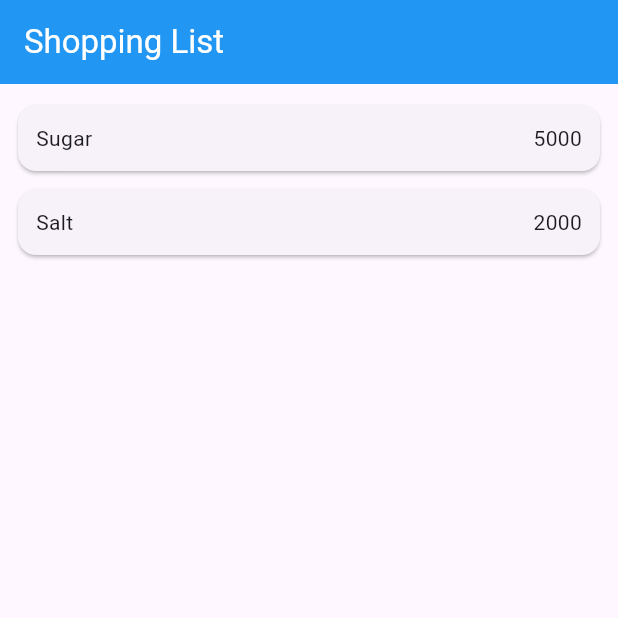
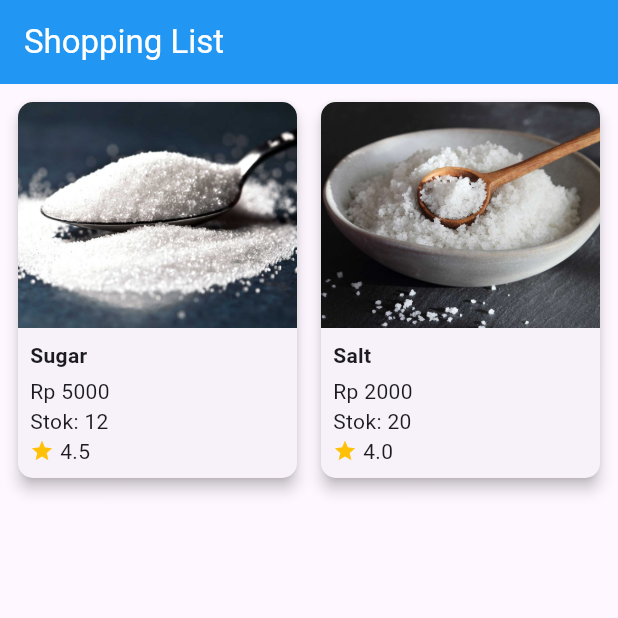
Before and after one commit to hapsariputri14/pemograman-mobile, a Flutter app: the screen it shows after launch, on a phone screen of 412 x 824 dp, the top half of it. Run offline on Flutter 3.47's test engine with Material 3 defaults, Android fonts, the light colour scheme and no system bars.

Commit message:
Menambah atribut foto produk, stok, rating dan mengubah ListView ke GridView

```diff
--- a/belanja/lib/models/item.dart
+++ b/belanja/lib/models/item.dart
@@ -1,7 +1,16 @@
 class Item {
   String name;
   int price;
+  String image;
+  int stock;
+  double rating;
 
   // Constructor dengan named parameter
-  Item({required this.name, required this.price});
+  Item({
+    required this.name,
+    required this.price,
+    required this.image,
+    required this.stock,
+    required this.rating,
+  });
 }
--- a/belanja/lib/pages/home_page.dart
+++ b/belanja/lib/pages/home_page.dart
@@ -6,8 +6,20 @@ class HomePage extends StatelessWidget {
 
   // List data Item
   final List<Item> items = [
-    Item(name: 'Sugar', price: 5000),
-    Item(name: 'Salt', price: 2000),
+    Item(
+      name: 'Sugar',
+      price: 5000,
+      image: 'assets/images/sugar.jpg',
+      stock: 12,
+      rating: 4.5,
+    ),
+    Item(
+      name: 'Salt',
+      price: 2000,
+      image: 'assets/images/salt.jpg',
+      stock: 20,
+      rating: 4.0,
+    ),
   ];
 
   @override
@@ -18,29 +30,61 @@ class HomePage extends StatelessWidget {
         foregroundColor: Colors.white,
         title: const Text("Shopping List"),
       ),
-      body: Container(
-        margin: const EdgeInsets.all(8),
-        child: ListView.builder(
+
+      // Ubah dari ListView → GridView
+      body: Padding(
+        padding: const EdgeInsets.all(8.0),
+        child: GridView.builder(
           itemCount: items.length,
+          gridDelegate: const SliverGridDelegateWithFixedCrossAxisCount(
+            crossAxisCount: 2, // tampil 2 kolom
+            crossAxisSpacing: 8,
+            mainAxisSpacing: 8,
+            childAspectRatio: 0.75, // proporsi lebar : tinggi
+          ),
           itemBuilder: (context, index) {
             final item = items[index];
-            return InkWell(
-              onTap: () {
-                // Navigasi ke ItemPage + kirim data item
-                Navigator.pushNamed(context,'/item',arguments: item,);
-              },
-              child: Card(
-                margin: const EdgeInsets.symmetric(vertical: 6, horizontal: 4),
-                child: Container(
-                  padding: const EdgeInsets.all(12),
-                  child: Row(
-                    mainAxisAlignment: MainAxisAlignment.spaceBetween,
-                    children: [
-                      Text(item.name),
-                      Text(item.price.toString()),
-                    ],
+            return Card(
+              elevation: 4,
+              shape: RoundedRectangleBorder(
+                borderRadius: BorderRadius.circular(10),
+              ),
+              child: Column(
+                crossAxisAlignment: CrossAxisAlignment.start,
+                children: [
+                  // Gambar produk
+                  Expanded(
+                    child: ClipRRect(
+                      borderRadius: const BorderRadius.vertical(top: Radius.circular(10)),
+                      child: Image.asset(
+                        item.image,
+                        fit: BoxFit.cover,
+                        width: double.infinity,
+                      ),
+                    ),
                   ),
-                ),
+                  // Informasi produk
+                  Padding(
+                    padding: const EdgeInsets.all(8.0),
+                    child: Column(
+                      crossAxisAlignment: CrossAxisAlignment.start,
+                      children: [
+                        Text(item.name,
+                            style: const TextStyle(fontWeight: FontWeight.bold)),
+                        const SizedBox(height: 4),
+                        Text("Rp ${item.price}"),
+                        Text("Stok: ${item.stock}"),
+                        Row(
+                          children: [
+                            const Icon(Icons.star, color: Colors.amber, size: 16),
+                            const SizedBox(width: 4),
+                            Text(item.rating.toString()),
+                          ],
+                        ),
+                      ],
+                    ),
+                  ),
+                ],
               ),
             );
           },
--- a/belanja/pubspec.yaml
+++ b/belanja/pubspec.yaml
@@ -51,6 +51,9 @@ dev_dependencies:
 
 # The following section is specific to Flutter packages.
 flutter:
+  assets:
+    - assets/images/sugar.jpg
+    - assets/images/salt.jpg
 
   # The following line ensures that the Material Icons font is
   # included with your application, so that you can use the icons in
```
Also changed, not shown: belanja/assets/images/salt.jpg (added), belanja/assets/images/sugar.jpg (added).
